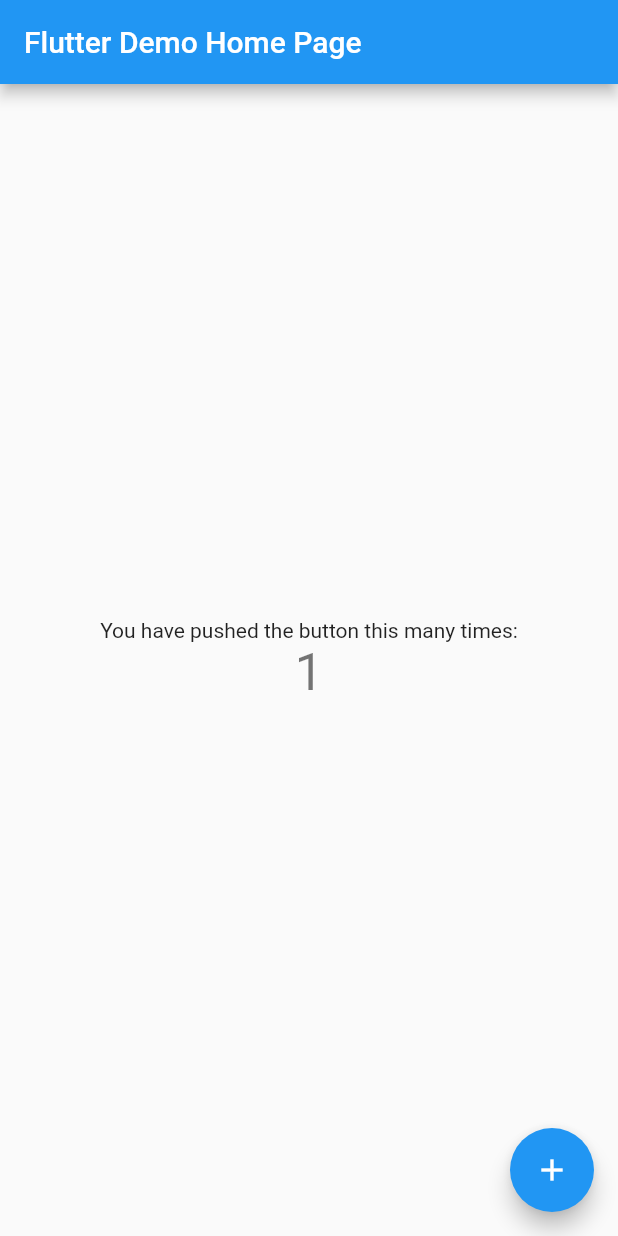
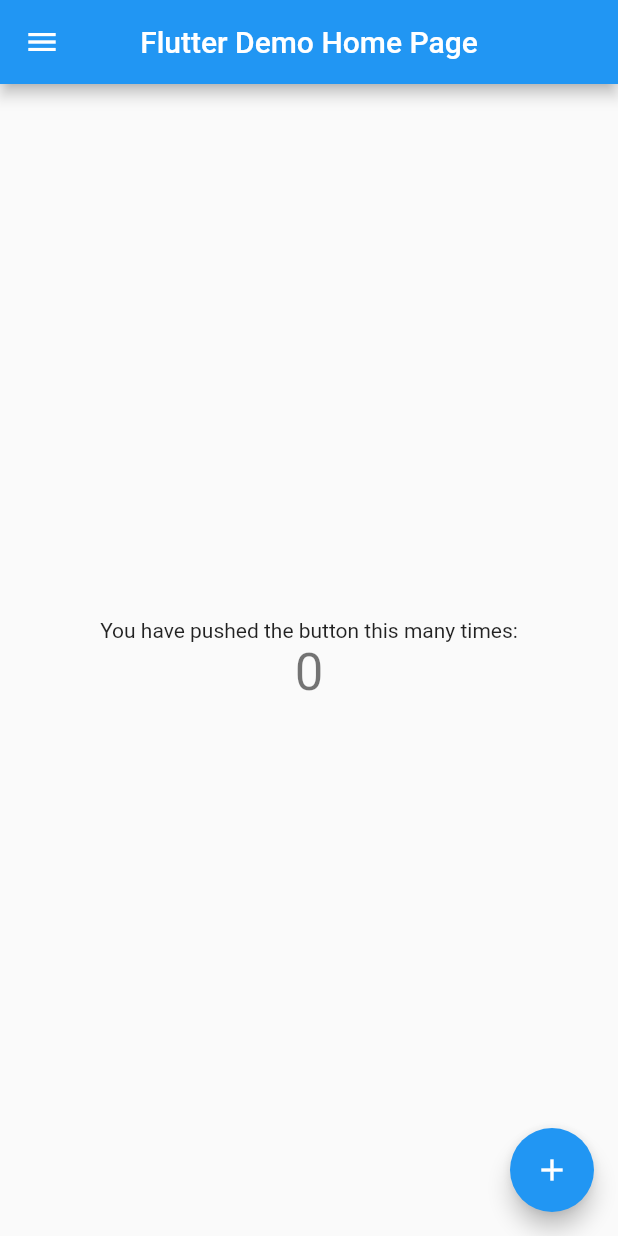
Before and after one commit to Soud-Haroon/animation_app, a Flutter app: the screen it shows after launch, after a tap on the "add" icon, on a phone screen of 412 x 824 dp. Run offline on Flutter 3.47's test engine with Material 2 defaults, Android fonts, the phone set to English and light mode, and no system bars.

Commit message:
updated view

```diff
--- a/lib/main.dart
+++ b/lib/main.dart
@@ -1,3 +1,4 @@
+import 'package:animation_app/main_app/main_an1.dart';
 import 'package:flutter/material.dart';
 
 void main() {
@@ -12,6 +13,7 @@ class MyApp extends StatelessWidget {
   Widget build(BuildContext context) {
     return MaterialApp(
       title: 'Flutter Demo',
+      debugShowCheckedModeBanner: false,
       theme: ThemeData(
         // This is the theme of your application.
         //
@@ -24,92 +26,7 @@ class MyApp extends StatelessWidget {
         // is not restarted.
         primarySwatch: Colors.blue,
       ),
-      home: const MyHomePage(title: 'Flutter Demo Home Page'),
+      home: const MainFirstPage(),
     );
   }
 }
-
-class MyHomePage extends StatefulWidget {
-  const MyHomePage({Key? key, required this.title}) : super(key: key);
-
-  // This widget is the home page of your application. It is stateful, meaning
-  // that it has a State object (defined below) that contains fields that affect
-  // how it looks.
-
-  // This class is the configuration for the state. It holds the values (in this
-  // case the title) provided by the parent (in this case the App widget) and
-  // used by the build method of the State. Fields in a Widget subclass are
-  // always marked "final".
-
-  final String title;
-
-  @override
-  State<MyHomePage> createState() => _MyHomePageState();
-}
-
-class _MyHomePageState extends State<MyHomePage> {
-  int _counter = 0;
-
-  void _incrementCounter() {
-    setState(() {
-      // This call to setState tells the Flutter framework that something has
-      // changed in this State, which causes it to rerun the build method below
-      // so that the display can reflect the updated values. If we changed
-      // _counter without calling setState(), then the build method would not be
-      // called again, and so nothing would appear to happen.
-      _counter++;
-    });
-  }
-
-  @override
-  Widget build(BuildContext context) {
-    // This method is rerun every time setState is called, for instance as done
-    // by the _incrementCounter method above.
-    //
-    // The Flutter framework has been optimized to make rerunning build methods
-    // fast, so that you can just rebuild anything that needs updating rather
-    // than having to individually change instances of widgets.
-    return Scaffold(
-      appBar: AppBar(
-        // Here we take the value from the MyHomePage object that was created by
-        // the App.build method, and use it to set our appbar title.
-        title: Text(widget.title),
-      ),
-      body: Center(
-        // Center is a layout widget. It takes a single child and positions it
-        // in the middle of the parent.
-        child: Column(
-          // Column is also a layout widget. It takes a list of children and
-          // arranges them vertically. By default, it sizes itself to fit its
-          // children horizontally, and tries to be as tall as its parent.
-          //
-          // Invoke "debug painting" (press "p" in the console, choose the
-          // "Toggle Debug Paint" action from the Flutter Inspector in Android
-          // Studio, or the "Toggle Debug Paint" command in Visual Studio Code)
-          // to see the wireframe for each widget.
-          //
-          // Column has various properties to control how it sizes itself and
-          // how it positions its children. Here we use mainAxisAlignment to
-          // center the children vertically; the main axis here is the vertical
-          // axis because Columns are vertical (the cross axis would be
-          // horizontal).
-          mainAxisAlignment: MainAxisAlignment.center,
-          children: <Widget>[
-            const Text(
-              'You have pushed the button this many times:',
-            ),
-            Text(
-              '$_counter',
-              style: Theme.of(context).textTheme.headline4,
-            ),
-          ],
-        ),
-      ),
-      floatingActionButton: FloatingActionButton(
-        onPressed: _incrementCounter,
-        tooltip: 'Increment',
-        child: const Icon(Icons.add),
-      ), // This trailing comma makes auto-formatting nicer for build methods.
-    );
-  }
-}
--- /dev/null
+++ b/lib/main_app/main_an1.dart
@@ -0,0 +1,139 @@
+// ignore_for_file: prefer_const_constructors, prefer_const_literals_to_create_immutables
+
+import 'package:flutter/material.dart';
+
+int _counter = 0;
+
+class MainFirstPage extends StatefulWidget {
+  const MainFirstPage({Key? key}) : super(key: key);
+
+  @override
+  State<MainFirstPage> createState() => _MainFirstPageState();
+}
+
+class _MainFirstPageState extends State<MainFirstPage>
+    with SingleTickerProviderStateMixin {
+  AnimationController? _animationController;
+  final double maxSlide = 225.0;
+
+  @override
+  void initState() {
+    super.initState();
+    _animationController = AnimationController(
+      vsync: this,
+      duration: Duration(milliseconds: 250),
+    );
+  }
+
+  void toggle() {
+    _animationController!.isDismissed
+        ? _animationController!.forward()
+        : _animationController!.reverse();
+  }
+
+  @override
+  Widget build(BuildContext context) {
+    var behindScreen = Container(
+      child: MainBackScreen(),
+    );
+    var myChild = Container(
+      child: DrawableScreen(),
+    );
+    return Scaffold(
+      backgroundColor: Colors.blue,
+      body: GestureDetector(
+        onTap: toggle,
+        child: AnimatedBuilder(
+          animation: _animationController!,
+          builder: (context, _) {
+            double slide = maxSlide * _animationController!.value;
+            double scale = 1 - (_animationController!.value * 0.3);
+            return Stack(children: [
+              behindScreen,
+              Transform(
+                  transform: Matrix4.identity()
+                    ..translate(slide)
+                    ..scale(scale),
+                  alignment: Alignment.centerLeft,
+                  child: myChild),
+            ]);
+          },
+        ),
+      ),
+    );
+  }
+}
+
+//=================================================//
+class MainBackScreen extends StatelessWidget {
+  const MainBackScreen({Key? key}) : super(key: key);
+
+  @override
+  Widget build(BuildContext context) {
+    return Container(
+      width: 200,
+      padding: const EdgeInsets.only(left: 10, top: 70),
+      child: Column(
+        crossAxisAlignment: CrossAxisAlignment.start,
+        children: [
+          Text('Flutter Europe',
+              style: Theme.of(context)
+                  .textTheme
+                  .headline3
+                  ?.copyWith(color: Colors.white)),
+          //=========================================//
+          menuList('News', Icon(Icons.new_releases_sharp, color: Colors.white)),
+          menuList('Favourites', Icon(Icons.star, color: Colors.white)),
+          menuList('Map', Icon(Icons.map, color: Colors.white)),
+          menuList('Settings', Icon(Icons.settings, color: Colors.white)),
+          menuList('Profile', Icon(Icons.person, color: Colors.white)),
+        ],
+      ),
+    );
+  }
+
+  Padding menuList(String text, Icon myIcon) {
+    return Padding(
+      padding: const EdgeInsets.only(left: 5, top: 30, right: 50),
+      child: Row(mainAxisAlignment: MainAxisAlignment.spaceBetween, children: [
+        myIcon,
+        Text(text, style: TextStyle(color: Colors.white)),
+      ]),
+    );
+  }
+}
+
+//=================================================//
+class DrawableScreen extends StatelessWidget {
+  const DrawableScreen({Key? key}) : super(key: key);
+
+  @override
+  Widget build(BuildContext context) {
+    return Scaffold(
+      appBar: AppBar(
+        leading: IconButton(icon: Icon(Icons.menu), onPressed: () {}),
+        centerTitle: true,
+        title: Text('Flutter Demo Home Page'),
+      ),
+      body: Center(
+        child: Column(
+          mainAxisAlignment: MainAxisAlignment.center,
+          children: <Widget>[
+            const Text(
+              'You have pushed the button this many times:',
+            ),
+            Text(
+              '$_counter',
+              style: Theme.of(context).textTheme.headline4,
+            ),
+          ],
+        ),
+      ),
+      floatingActionButton: FloatingActionButton(
+        onPressed: () {},
+        tooltip: 'Increment',
+        child: const Icon(Icons.add),
+      ), // This trailing comma makes auto-formatting nicer for build methods.
+    );
+  }
+}
```
